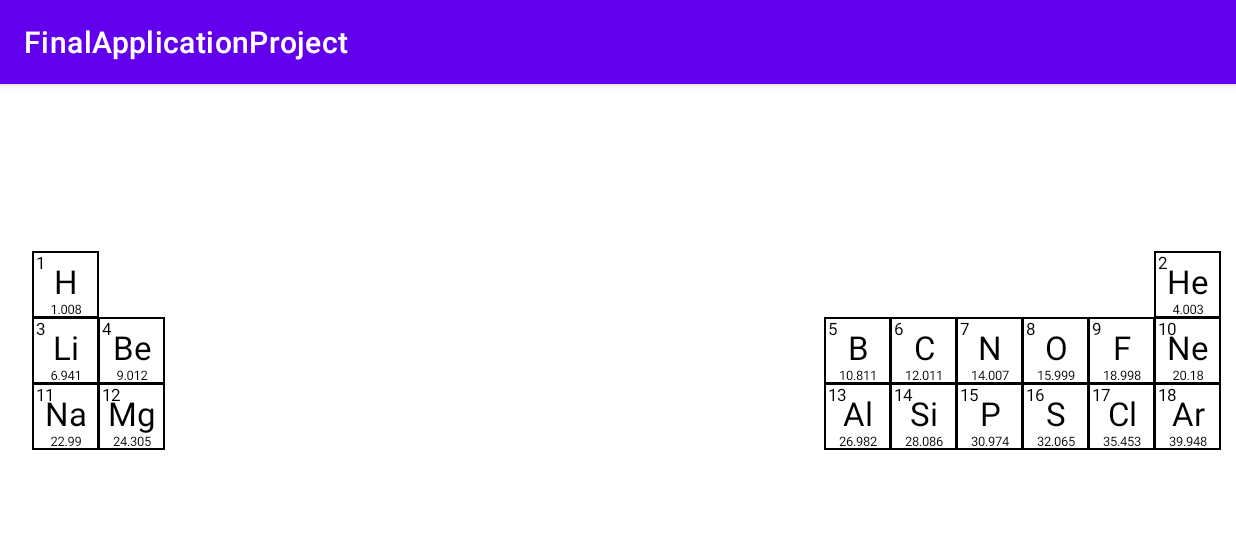
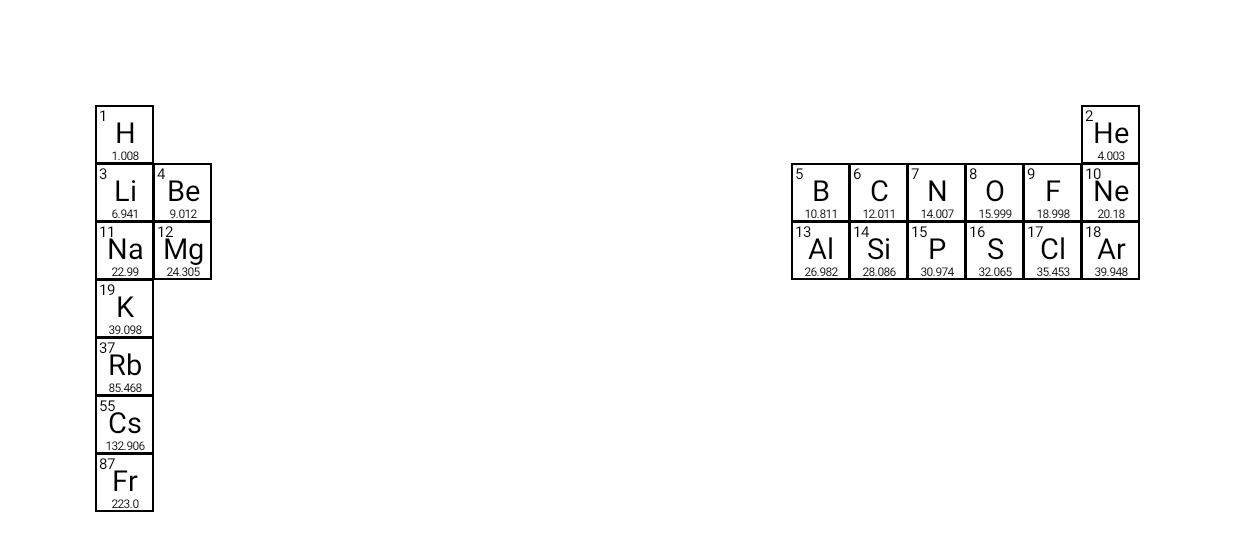
Before and after one commit to idanrdt/AndroidCourseFinalProject, an Android app: the screen it shows after launch (MainActivity), on a phone screen of 824 x 412 dp (held sideways). Shown: the top 551 px of the screen. Run offline under Robolectric (Android 15) with nearby library versions, the phone set to English and light mode, and no system bars.

Commit message:
scale down table + remove header

```diff
--- a/FinalApplicationProject/app/src/main/java/com/idanandben/finalapplicationproject/MainActivity.java
+++ b/FinalApplicationProject/app/src/main/java/com/idanandben/finalapplicationproject/MainActivity.java
@@ -3,6 +3,7 @@ package com.idanandben.finalapplicationproject;
 import androidx.appcompat.app.AppCompatActivity;
 
 import android.content.pm.ActivityInfo;
+import android.os.Build;
 import android.os.Bundle;
 import android.view.View;
 import android.widget.TableLayout;
@@ -27,6 +28,7 @@ public class MainActivity extends AppCompatActivity {
         setContentView(R.layout.activity_main);
 
         tableView = findViewById(R.id.tableView);
+        hideSystemUi();
         loadTable();
     }
 
@@ -43,4 +45,15 @@ public class MainActivity extends AppCompatActivity {
         tableView.setBlocks(tableBlocks);
 
     }
+
+    private void hideSystemUi() {
+        getWindow().getDecorView().setSystemUiVisibility(
+                View.SYSTEM_UI_FLAG_LAYOUT_STABLE
+                        | View.SYSTEM_UI_FLAG_LAYOUT_HIDE_NAVIGATION
+                        | View.SYSTEM_UI_FLAG_LAYOUT_FULLSCREEN
+                        | View.SYSTEM_UI_FLAG_HIDE_NAVIGATION
+                        | View.SYSTEM_UI_FLAG_FULLSCREEN
+                        | View.SYSTEM_UI_FLAG_IMMERSIVE
+        );
+    }
 }
--- a/FinalApplicationProject/app/src/main/java/com/idanandben/finalapplicationproject/utilities/ElementCollection.java
+++ b/FinalApplicationProject/app/src/main/java/com/idanandben/finalapplicationproject/utilities/ElementCollection.java
@@ -36,6 +36,59 @@ public class ElementCollection {
         ElementMap.put(16, new Element(16, "S", "Sulfur", 3, 16, 32.065, 5));
         ElementMap.put(17, new Element(17, "Cl", "Chlorine", 3, 17, 35.453, 6));
         ElementMap.put(18, new Element(18, "Ar", "Argon", 3, 18, 39.948, 2));
+        ElementMap.put(19, new Element(19, "K", "Potassium", 4, 1, 39.098, 3));
 
+
+
+
+
+
+
+
+
+
+
+
+
+
+
+
+
+        ElementMap.put(37, new Element(37, "Rb", "Rubidium", 5, 1, 85.468, 2));
+
+
+
+
+
+
+
+
+
+
+
+
+
+
+
+
+
+        ElementMap.put(55, new Element(55, "Cs", "Cerium", 6, 1, 132.906, 3));
+
+
+
+
+
+
+
+
+
+
+
+
+
+
+
+
+        ElementMap.put(87, new Element(87, "Fr", "Francium", 7, 1, 223, 3));
     }
 }
--- a/FinalApplicationProject/app/src/main/java/com/idanandben/finalapplicationproject/widgets/PeriodicTableView.java
+++ b/FinalApplicationProject/app/src/main/java/com/idanandben/finalapplicationproject/widgets/PeriodicTableView.java
@@ -101,8 +101,8 @@ public class PeriodicTableView extends View {
     }
 
     private void measureCanvas() {
-        final int blockWidth = (int)(mContentRect.width() / (colAmount + 0.5));
-        final int blockHeight = mContentRect.height() / (rowAmount + 1);
+        final int blockWidth = (int)(mContentRect.width() / (colAmount + 3));
+        final int blockHeight = mContentRect.height() / (rowAmount + 3);
         blockSize = Math.min(blockWidth, blockHeight);
         padding = blockSize / 2;
 
@@ -195,9 +195,5 @@ public class PeriodicTableView extends View {
         mRect.top = mRect.bottom - blockSize + 1;
 
         final int number = block.getElement().atomicNumber;
-        if((number > 56 && number < 72) || (number > 88 && number < 104)) {
-            mRect.top += padding / 2;
-            mRect.bottom += padding / 2;
-        }
     }
 }
```
